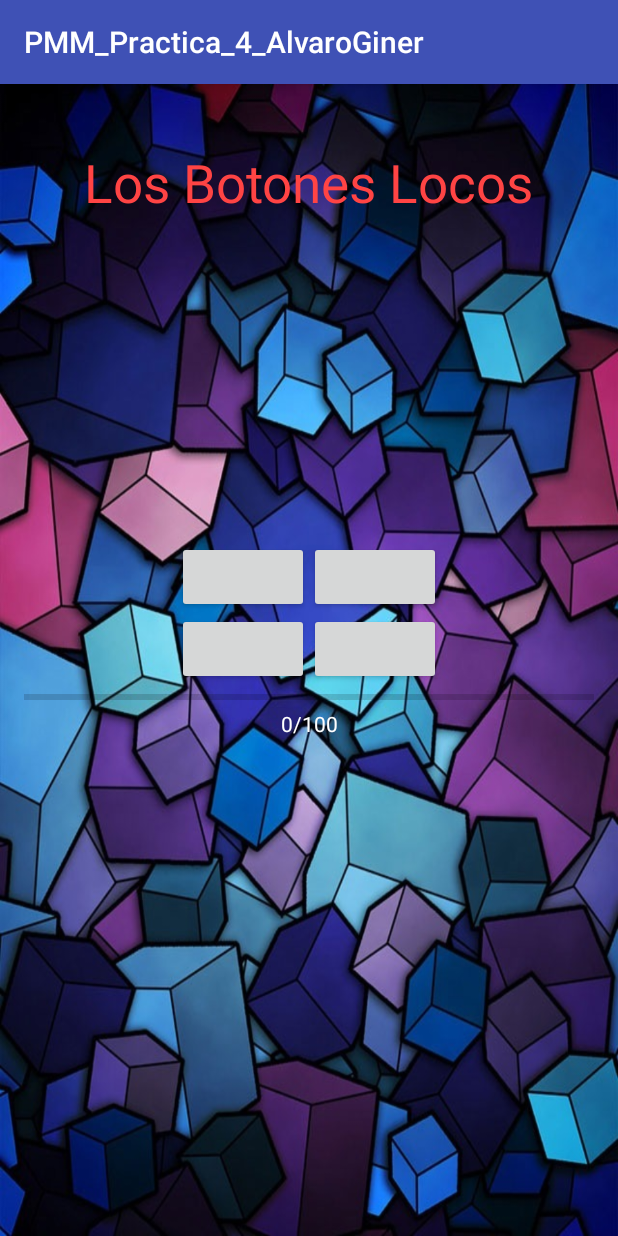
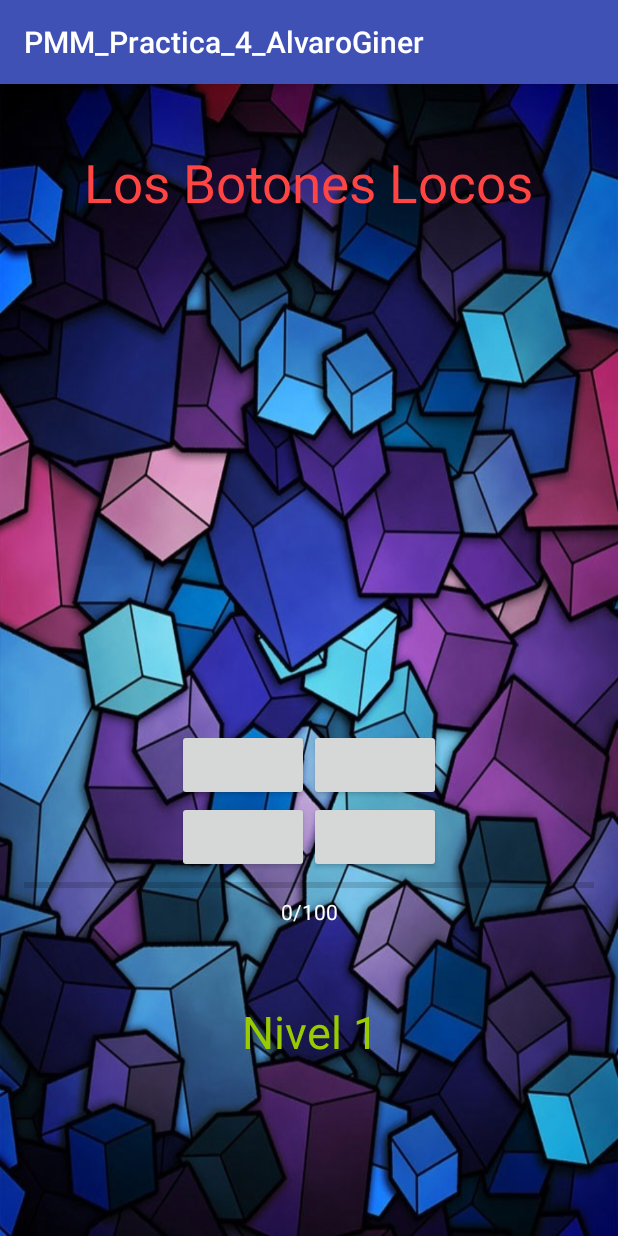
Before and after one commit to giner97/Practica-4-PMM, an Android app: the SecondActivity screen opened directly, with no data from a screen before it, on a phone screen of 412 x 824 dp. Run offline under Robolectric (Android 15) with nearby library versions, the phone set to English and light mode, and no system bars.

```diff
--- a/app/src/main/java/com/example/giner/pmm_practica_4_alvaroginer/FragmentoLogin.java
+++ b/app/src/main/java/com/example/giner/pmm_practica_4_alvaroginer/FragmentoLogin.java
@@ -86,7 +86,7 @@ public class FragmentoLogin extends DialogFragment implements View.OnClickListen
 
                 escuchador.nivel(dificultad);
                 escuchador.nick(nicknameCadena);
-                escuchador.llamaTarea(dificultad);
+                escuchador.llamaTarea(dificultad,0);
                 dismiss();
 
             }
@@ -96,6 +96,7 @@ public class FragmentoLogin extends DialogFragment implements View.OnClickListen
         else if(v.getId()==R.id.volver){
 
             escuchador.botonPulsadoVolver();
+            dismiss();
 
         }
 
@@ -109,7 +110,7 @@ public class FragmentoLogin extends DialogFragment implements View.OnClickListen
             public void nivel(int dificultad);
             public void nick(String nickname);
             public void botonPulsadoVolver();
-            public void llamaTarea(int dificultad);
+            public void llamaTarea(int dificultad, int masDificultad);
 
         }
 
--- a/app/src/main/res/layout/activity_second.xml
+++ b/app/src/main/res/layout/activity_second.xml
@@ -26,12 +26,15 @@
         android:layout_width="match_parent"
         android:gravity="center"
         android:paddingBottom="100dp"
-        android:layout_below="@+id/nickname"
-        android:layout_height="match_parent">
+        android:layout_height="wrap_content"
+        android:layout_alignParentBottom="true"
+        android:layout_alignParentLeft="true"
+        android:layout_alignParentStart="true">
 
         <LinearLayout
             android:orientation="horizontal"
             android:layout_width="wrap_content"
+
             android:layout_height="wrap_content">
 
             <Button
@@ -79,6 +82,16 @@
             android:textAlignment="center"
             android:textColor="@android:color/background_light"
             android:id="@+id/carga" />
+
+        <TextView
+            android:text="Nivel 1"
+            android:layout_width="match_parent"
+            android:textSize="30dp"
+            android:textColor="@android:color/holo_green_light"
+            android:layout_height="wrap_content"
+            android:gravity="center"
+            android:layout_marginTop="50dp"
+            android:id="@+id/level" />
     </LinearLayout>
 
 </RelativeLayout>
```
Also changed, not shown: app/src/main/java/com/example/giner/pmm_practica_4_alvaroginer/DialogoGameOver.java (+71 -5 lines), app/src/main/java/com/example/giner/pmm_practica_4_alvaroginer/DialogoInstrucciones.java (+15 -1 lines), app/src/main/java/com/example/giner/pmm_practica_4_alvaroginer/SecondActivity.java (+84 -33 lines).
